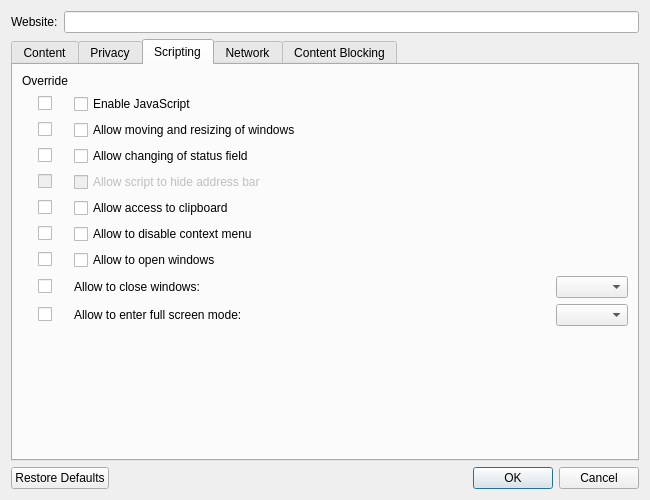
First picture: the form in src/ui/WebsitePreferencesDialog.ui, repository OtterBrowser/otter-browser, before the edit.
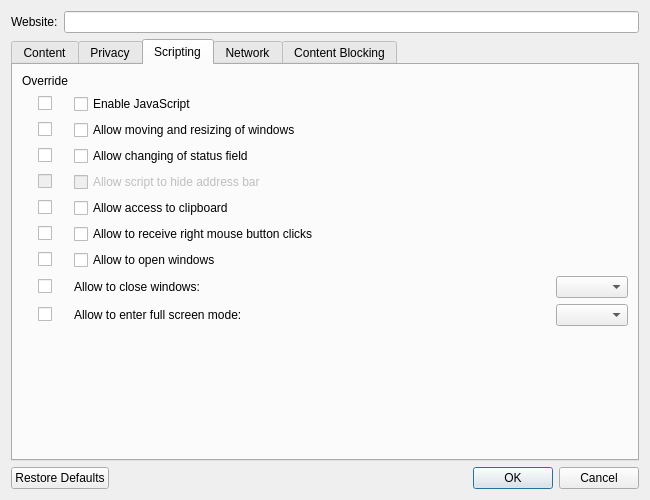
Second picture: the form after the edit. The open tabs and pages were chosen to show the change. Custom widgets are drawn as their Qt base class.

Commit message: Rename and redo option to allow scripts to receive right mouse button clicks, references 1251

Diff of the .ui file:
```diff
--- a/src/ui/WebsitePreferencesDialog.ui
+++ b/src/ui/WebsitePreferencesDialog.ui
@@ -441,7 +441,7 @@
        <item row="6" column="1">
         <widget class="QCheckBox" name="canDisableContextMenuCheckBox">
          <property name="text">
-          <string>Allow to disable context menu</string>
+          <string>Allow to receive right mouse button clicks</string>
          </property>
         </widget>
        </item>
```
Left out of the diff: 4 changed lines with no effect on the pictures. The commit also changes 9 other files.
